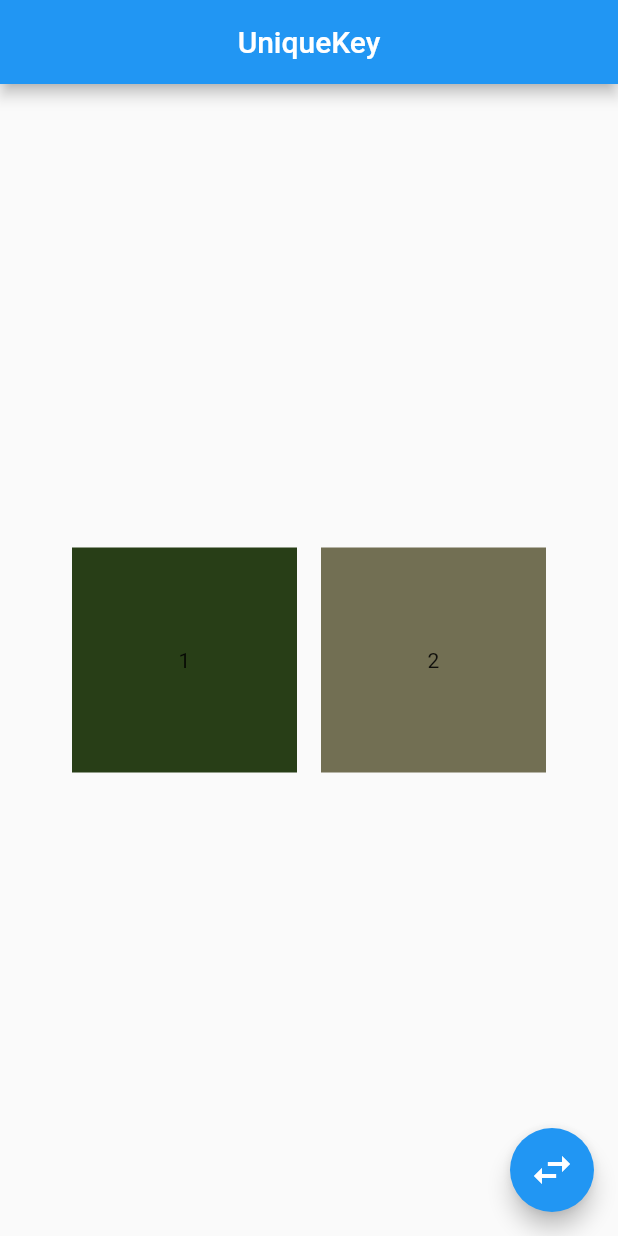
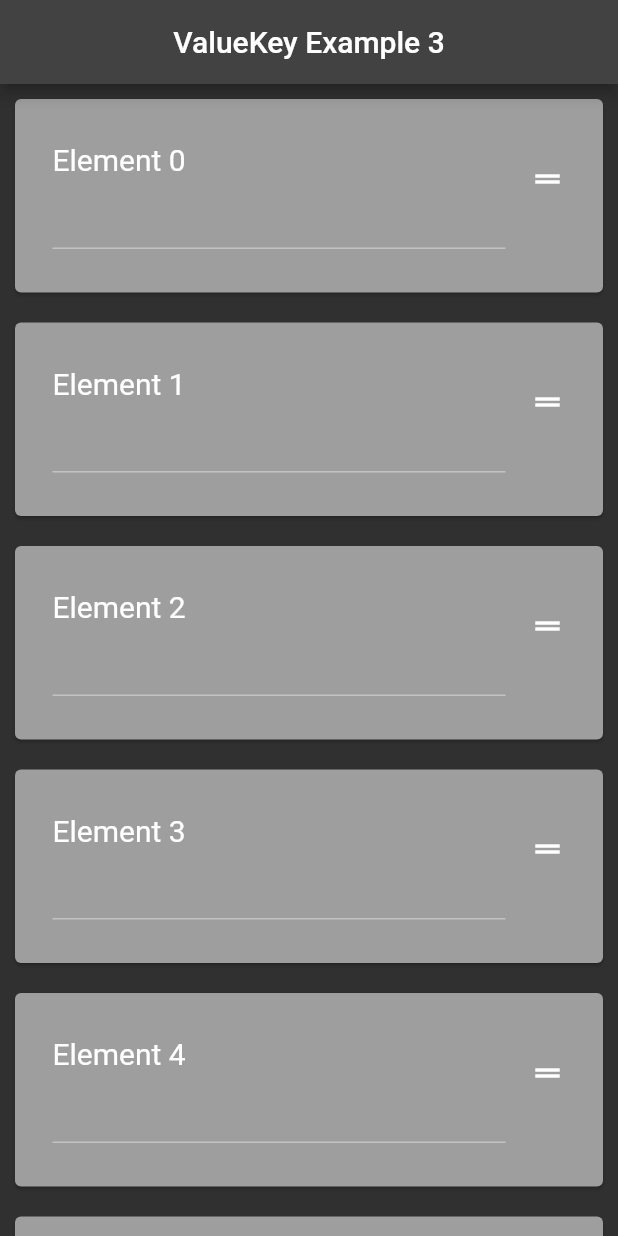
Before and after one commit to Zhorenty/articles, a Flutter app: the screen it shows after launch, on a phone screen of 412 x 824 dp. Run offline on Flutter 3.47's test engine with Material 2 defaults, Android fonts, the phone set to English and light mode, and no system bars.

Commit message:
valueKey

```diff
--- a/lib/main.dart
+++ b/lib/main.dart
@@ -1,6 +1,7 @@
-import 'dart:math';
-
 import 'package:flutter/material.dart';
+import 'package:new_udemy_course/value_key1.dart';
+import 'package:new_udemy_course/value_key2.dart';
+import 'package:new_udemy_course/value_key3.dart';
 
 void main() {
   runApp(const MyApp());
@@ -13,100 +14,8 @@ class MyApp extends StatelessWidget {
   Widget build(BuildContext context) {
     return MaterialApp(
       title: 'Flutter Demo',
-      theme: ThemeData(primarySwatch: Colors.blue),
-      home: const MyHomePage(),
+      theme: ThemeData.dark(),
+      home: const ValueKeyExample3(),
     );
   }
 }
-
-class MyHomePage extends StatefulWidget {
-  const MyHomePage({Key? key}) : super(key: key);
-
-  @override
-  State<MyHomePage> createState() => _MyHomePageState();
-}
-
-class _MyHomePageState extends State<MyHomePage> {
-  late List<Widget> tiles;
-
-  @override
-  void initState() {
-    super.initState();
-
-    tiles = [
-      Padding(
-        key: UniqueKey(),
-        padding: const EdgeInsets.all(8.0),
-        child: const ColorWidget(text: '1'),
-      ),
-      Padding(
-        key: UniqueKey(),
-        padding: const EdgeInsets.all(8.0),
-        child: const ColorWidget(text: '2'),
-      ),
-    ];
-  }
-
-  void swapTiles() {
-    setState(() {
-      tiles.insert(1, tiles.removeAt(0));
-    });
-  }
-
-  @override
-  Widget build(BuildContext context) {
-    return Scaffold(
-      appBar: AppBar(
-        title: const Text('UniqueKey'),
-        centerTitle: true,
-      ),
-      body: Center(
-        child: Row(
-          mainAxisAlignment: MainAxisAlignment.center,
-          children: tiles,
-        ),
-      ),
-      floatingActionButton: FloatingActionButton(
-        onPressed: swapTiles,
-        child: const Icon(Icons.swap_horiz, size: 32),
-      ),
-    );
-  }
-}
-
-class ColorWidget extends StatefulWidget {
-  final String text;
-
-  const ColorWidget({Key? key, required this.text}) : super(key: key);
-
-  @override
-  State<ColorWidget> createState() => _ColorWidgetState();
-}
-
-class _ColorWidgetState extends State<ColorWidget> {
-  final Color myColor = GenerateColor.getColor();
-
-  @override
-  Widget build(BuildContext context) {
-    print(
-        '$myColor, element ${context.hashCode} render: ${context.findRenderObject().hashCode}');
-    return Container(
-      height: 150,
-      width: 150,
-      color: myColor,
-      child: Center(child: Text(widget.text)),
-    );
-  }
-}
-
-class GenerateColor {
-  static final random = Random();
-  static Color getColor() {
-    return Color.fromARGB(
-      255,
-      random.nextInt(255),
-      random.nextInt(255),
-      random.nextInt(255),
-    );
-  }
-}
--- /dev/null
+++ b/lib/value_key3.dart
@@ -0,0 +1,55 @@
+import 'package:flutter/material.dart';
+
+class ValueKeyExample3 extends StatefulWidget {
+  const ValueKeyExample3({Key? key}) : super(key: key);
+
+  @override
+  _ValueKeyExample3State createState() => _ValueKeyExample3State();
+}
+
+class _ValueKeyExample3State extends State<ValueKeyExample3> {
+  // Generate dummy data for the list view
+  final List<String> _elements =
+      List.generate(100, (index) => 'Element ${index.toString()}');
+
+  @override
+  Widget build(BuildContext context) {
+    return Scaffold(
+      appBar: AppBar(
+        title: const Text('ValueKey Example 3'),
+        centerTitle: true,
+      ),
+      body: ReorderableListView.builder(
+          itemCount: _elements.length,
+          itemBuilder: (context, index) {
+            return Card(
+              key: ValueKey(_elements[index]),
+              color: Colors.grey,
+              elevation: 1,
+              margin: const EdgeInsets.all(10),
+              child: ListTile(
+                contentPadding: const EdgeInsets.all(25),
+                title: Text(
+                  _elements[index],
+                  style: const TextStyle(fontSize: 20),
+                ),
+                trailing: const Icon(Icons.drag_handle),
+                subtitle: const TextField(
+                  style: TextStyle(fontWeight: FontWeight.bold, fontSize: 20),
+                ),
+              ),
+            );
+          },
+          // The reorder function
+          onReorder: (oldIndex, newIndex) {
+            setState(() {
+              if (newIndex > oldIndex) {
+                newIndex = newIndex - 1;
+              }
+              final element = _elements.removeAt(oldIndex);
+              _elements.insert(newIndex, element);
+            });
+          }),
+    );
+  }
+}
```
Also changed, not shown: lib/value_key1.dart (added, +107 -0 lines), lib/value_key2.dart (added, +80 -0 lines).
